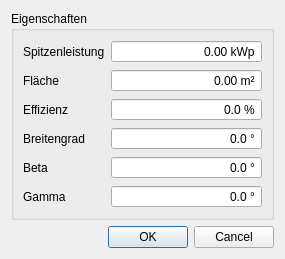
Qt form src/ui/solarplantpropertydialog.ui (taxus13/QSolanizer) before a commit.
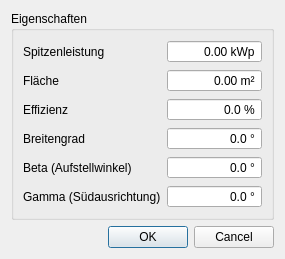
The same form after that commit.

What changed in the file:
```diff
--- a/src/ui/solarplantpropertydialog.ui
+++ b/src/ui/solarplantpropertydialog.ui
@@ -147,14 +147,14 @@
         <item row="5" column="0">
          <widget class="QLabel" name="label_5">
           <property name="text">
-           <string>Beta</string>
+           <string>Beta (Aufstellwinkel)</string>
           </property>
          </widget>
         </item>
         <item row="6" column="0">
          <widget class="QLabel" name="label_6">
           <property name="text">
-           <string>Gamma</string>
+           <string>Gamma (Südausrichtung)</string>
           </property>
          </widget>
         </item>
@@ -176,7 +176,7 @@
            <number>1</number>
           </property>
           <property name="minimum">
-           <double>-90.000000000000000</double>
+           <double>0.000000000000000</double>
           </property>
           <property name="maximum">
            <double>90.000000000000000</double>
```
